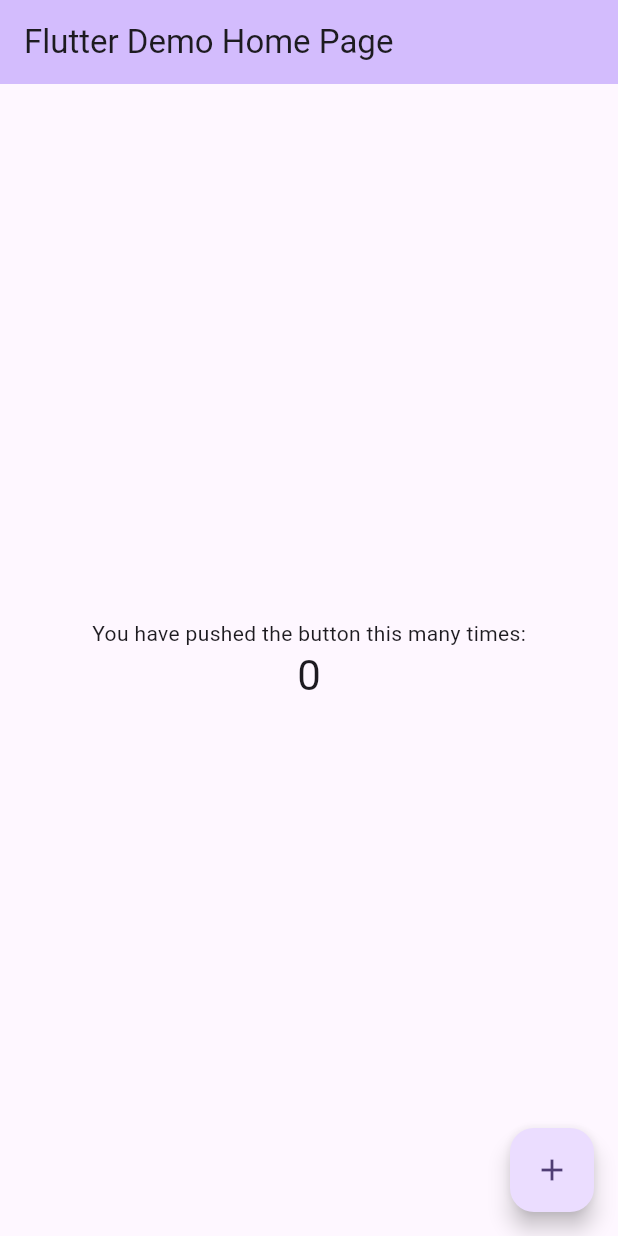
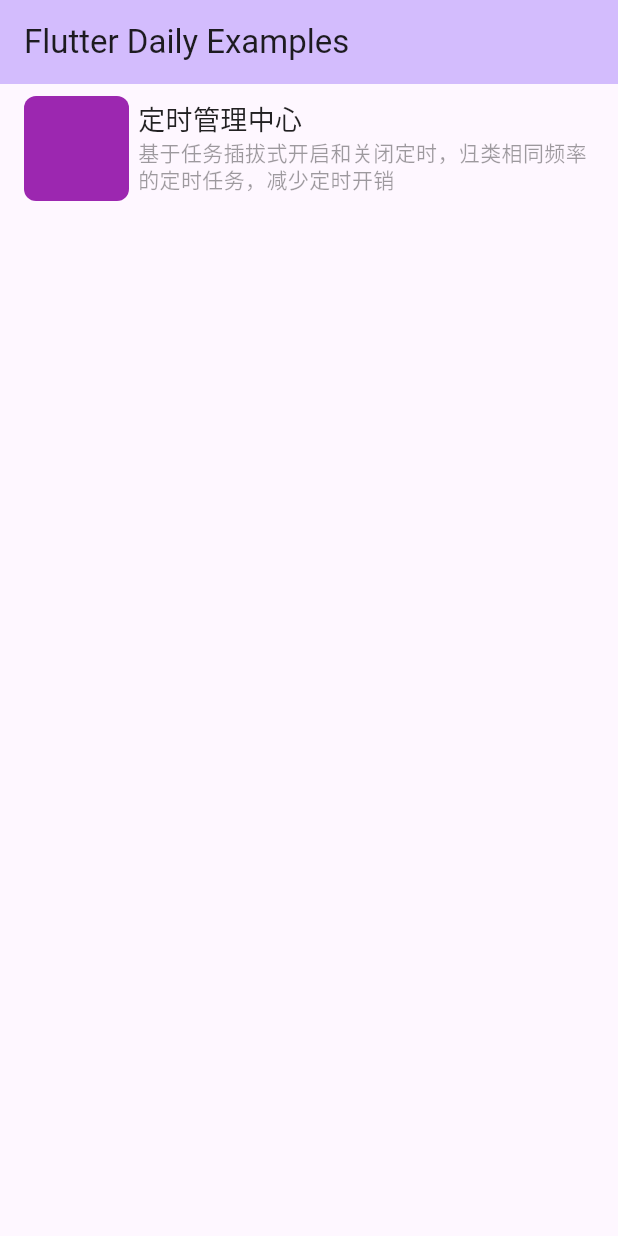
Before and after one commit to cocomanbar/FlutterDailyExample, a Flutter app: the screen it shows after launch, on a phone screen of 412 x 824 dp. Run offline on Flutter 3.47's test engine with Material 3 defaults, Android fonts, the light colour scheme and no system bars.

Commit message:
新增 定时管理中心
基于任务插拔式开启和关闭定时，归类相同频率的定时任务，减少定时开销

```diff
--- /dev/null
+++ b/lib/core/item.dart
@@ -0,0 +1,15 @@
+class Item {
+  final String title;
+  final String detailText;
+  final String path;
+
+  Item({
+    required this.title,
+    required this.detailText,
+    required this.path,
+  });
+}
+
+abstract class Path {
+  static const timerPage = 'timer_center';
+}
--- a/lib/main.dart
+++ b/lib/main.dart
@@ -1,3 +1,5 @@
+import 'package:daily_example/core/item.dart';
+import 'package:daily_example/timer_center/page.dart';
 import 'package:flutter/material.dart';
 
 void main() {
@@ -13,41 +15,19 @@
     return MaterialApp(
       title: 'Flutter Demo',
       theme: ThemeData(
-        // This is the theme of your application.
-        //
-        // TRY THIS: Try running your application with "flutter run". You'll see
-        // the application has a blue toolbar. Then, without quitting the app,
-        // try changing the seedColor in the colorScheme below to Colors.green
-        // and then invoke "hot reload" (save your changes or press the "hot
-        // reload" button in a Flutter-supported IDE, or press "r" if you used
-        // the command line to start the app).
-        //
-        // Notice that the counter didn't reset back to zero; the application
-        // state is not lost during the reload. To reset the state, use hot
-        // restart instead.
-        //
-        // This works for code too, not just values: Most code changes can be
-        // tested with just a hot reload.
         colorScheme: ColorScheme.fromSeed(seedColor: Colors.deepPurple),
         useMaterial3: true,
       ),
-      home: const MyHomePage(title: 'Flutter Demo Home Page'),
+      routes: <String, WidgetBuilder>{
+        Path.timerPage: (context) => const TimerCenterPage(),
+      },
+      home: const MyHomePage(title: 'Flutter Daily Examples'),
     );
   }
 }
 
 class MyHomePage extends StatefulWidget {
   const MyHomePage({super.key, required this.title});
-
-  // This widget is the home page of your application. It is stateful, meaning
-  // that it has a State object (defined below) that contains fields that affect
-  // how it looks.
-
-  // This class is the configuration for the state. It holds the values (in this
-  // case the title) provided by the parent (in this case the App widget) and
-  // used by the build method of the State. Fields in a Widget subclass are
-  // always marked "final".
-
   final String title;
 
   @override
@@ -55,17 +35,19 @@
 }
 
 class _MyHomePageState extends State<MyHomePage> {
-  int _counter = 0;
+  late List<Item> list = [];
 
-  void _incrementCounter() {
-    setState(() {
-      // This call to setState tells the Flutter framework that something has
-      // changed in this State, which causes it to rerun the build method below
-      // so that the display can reflect the updated values. If we changed
-      // _counter without calling setState(), then the build method would not be
-      // called again, and so nothing would appear to happen.
-      _counter++;
-    });
+  @override
+  void initState() {
+    super.initState();
+
+    list.add(
+      Item(
+        title: "定时管理中心",
+        detailText: "基于任务插拔式开启和关闭定时，归类相同频率的定时任务，减少定时开销",
+        path: Path.timerPage,
+      ),
+    );
   }
 
   @override
@@ -86,40 +68,77 @@
         // the App.build method, and use it to set our appbar title.
         title: Text(widget.title),
       ),
-      body: Center(
-        // Center is a layout widget. It takes a single child and positions it
-        // in the middle of the parent.
+      extendBodyBehindAppBar: false,
+      body: ListView.separated(
+        padding: EdgeInsets.fromLTRB(
+            16, 0, 16, MediaQuery.of(context).padding.bottom),
+        itemBuilder: (context, index) {
+          Item item = list[index];
+          return GestureDetector(
+            onTap: () {
+              Navigator.of(context).pushNamed(item.path);
+            },
+            child: MyHomeItemWidget(item: item),
+          );
+        },
+        separatorBuilder: (context, index) {
+          return const SizedBox(height: 2);
+        },
+        itemCount: list.length,
+      ),
+    );
+  }
+}
+
+class MyHomeItemWidget extends StatelessWidget {
+  final Item item;
+  const MyHomeItemWidget({Key? key, required this.item}) : super(key: key);
+
+  @override
+  Widget build(BuildContext context) {
+    return Container(
+      padding: const EdgeInsets.fromLTRB(0, 8, 0, 8),
+      child: Row(
+        children: [
+          Container(
+            width: 70,
+            height: 70,
+            decoration: const BoxDecoration(
+              color: Colors.purple,
+              borderRadius: BorderRadius.all(Radius.circular(8)),
+            ),
+          ),
+          const SizedBox(width: 6),
+          Expanded(
             child: Column(
-          // Column is also a layout widget. It takes a list of children and
-          // arranges them vertically. By default, it sizes itself to fit its
-          // children horizontally, and tries to be as tall as its parent.
-          //
-          // Column has various properties to control how it sizes itself and
-          // how it positions its children. Here we use mainAxisAlignment to
-          // center the children vertically; the main axis here is the vertical
-          // axis because Columns are vertical (the cross axis would be
-          // horizontal).
-          //
-          // TRY THIS: Invoke "debug painting" (choose the "Toggle Debug Paint"
-          // action in the IDE, or press "p" in the console), to see the
-          // wireframe for each widget.
-          mainAxisAlignment: MainAxisAlignment.center,
-          children: <Widget>[
-            const Text(
-              'You have pushed the button this many times:',
+              crossAxisAlignment: CrossAxisAlignment.start,
+              children: [
+                Text(
+                  item.title,
+                  maxLines: 1,
+                  overflow: TextOverflow.ellipsis,
+                  style: const TextStyle(
+                    fontSize: 18,
+                    height: 1.0,
+                    color: Colors.black87,
                   ),
+                ),
+                const SizedBox(height: 5),
                 Text(
-              '$_counter',
-              style: Theme.of(context).textTheme.headlineMedium,
+                  item.detailText,
+                  maxLines: 2,
+                  overflow: TextOverflow.ellipsis,
+                  style: const TextStyle(
+                    fontSize: 14,
+                    height: 1.3,
+                    color: Colors.black38,
+                  ),
                 ),
               ],
             ),
+          )
+        ],
       ),
-      floatingActionButton: FloatingActionButton(
-        onPressed: _incrementCounter,
-        tooltip: 'Increment',
-        child: const Icon(Icons.add),
-      ), // This trailing comma makes auto-formatting nicer for build methods.
     );
   }
 }
```
Also changed, not shown: lib/timer_center/page.dart (added, +131 -0 lines), lib/utils/timer_center/timer_center.dart (added, +93 -0 lines), lib/utils/timer_center/timer_item.dart (added, +109 -0 lines), lib/utils/timer_center/timer_section.dart (added, +96 -0 lines). Lines whose indentation alone changed are shown as unchanged.
